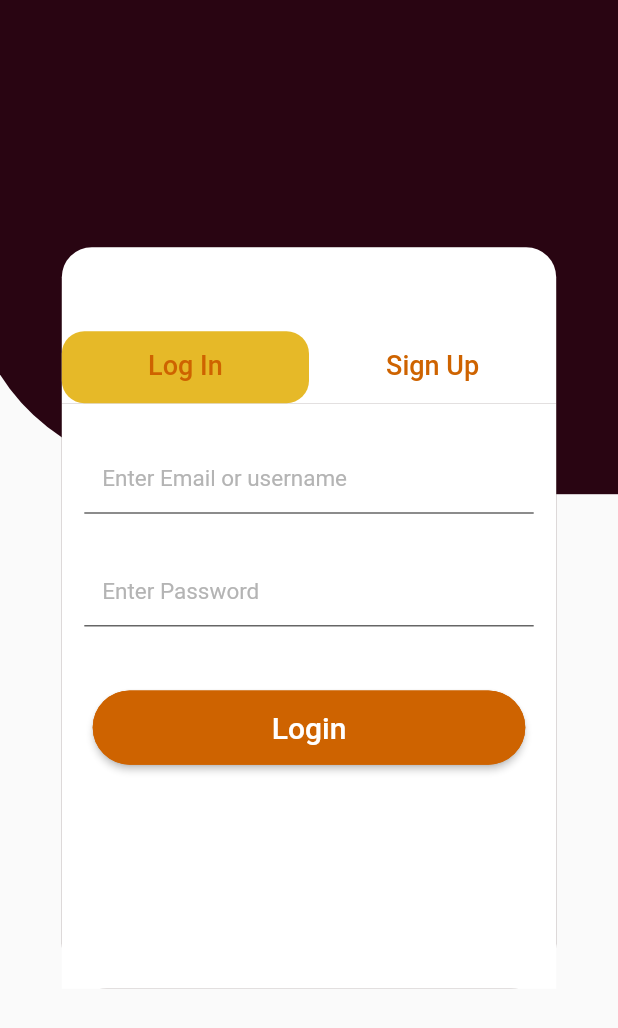
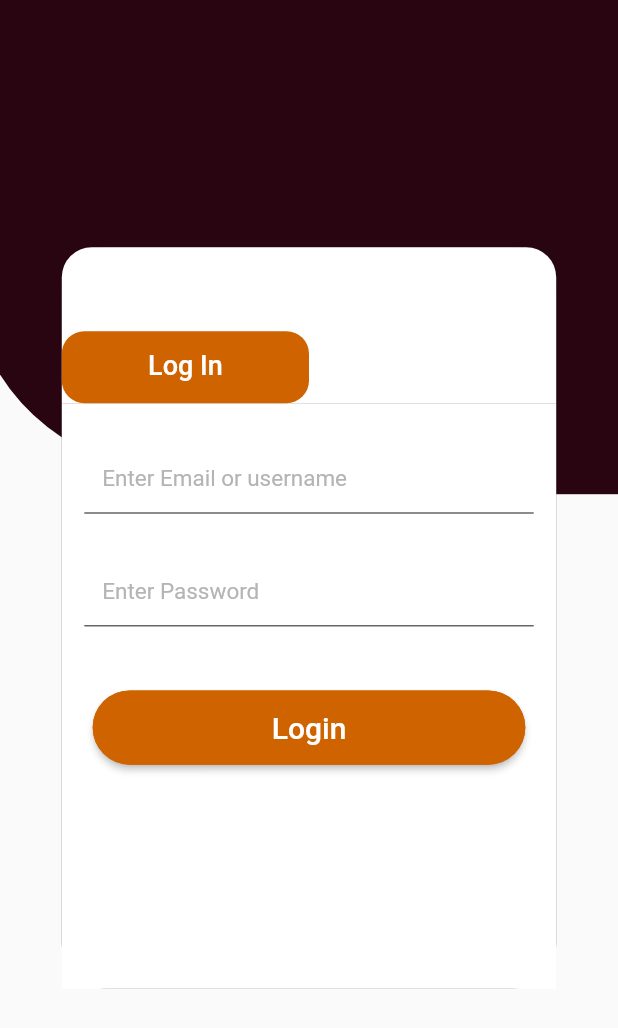
Before and after one commit to emilio-kariuki/youth, a Flutter app: the screen it shows after launch, on a phone screen of 412 x 824 dp. Shown: the top 1028 px of the screen. Run offline on Flutter 3.47's test engine with Material 2 defaults, Android fonts, the phone set to English and light mode, and no system bars; our stand-ins replace google_fonts.

Commit message:
April 3, 2022 5:01 PM

```diff
--- a/lib/Accounts/login.dart
+++ b/lib/Accounts/login.dart
@@ -88,7 +88,7 @@ class _LoginContentsState extends State<LoginContents> {
                 backgroundColor: Colors.transparent,
                 bottom: TabBar(
                   indicator: BoxDecoration(
-                      color: const Color.fromARGB(255, 230, 185, 40),
+                      color: const Color.fromARGB(255, 206, 99, 0),
                       borderRadius: BorderRadius.circular(15.0)),
 
                   // ignore: prefer_const_literals_to_create_immutables
@@ -97,14 +97,14 @@ class _LoginContentsState extends State<LoginContents> {
                         child: Text("Log In",
                             style: GoogleFonts.roboto(
                                 fontSize: 18,
-                                color: const Color.fromARGB(255, 206, 99, 0),
+                                color: Color.fromARGB(255, 255, 255, 255),
                                 fontWeight: FontWeight.w500))),
                     Tab(
                         child: Text("Sign Up",
                             style: GoogleFonts.roboto(
                                 fontSize: 18,
                                 // ignore: prefer_const_constructors
-                                color: Color.fromARGB(255, 206, 99, 0),
+                                color: Color.fromARGB(255, 255, 255, 255),
                                 fontWeight: FontWeight.w500))),
                   ],
                 ),
```
